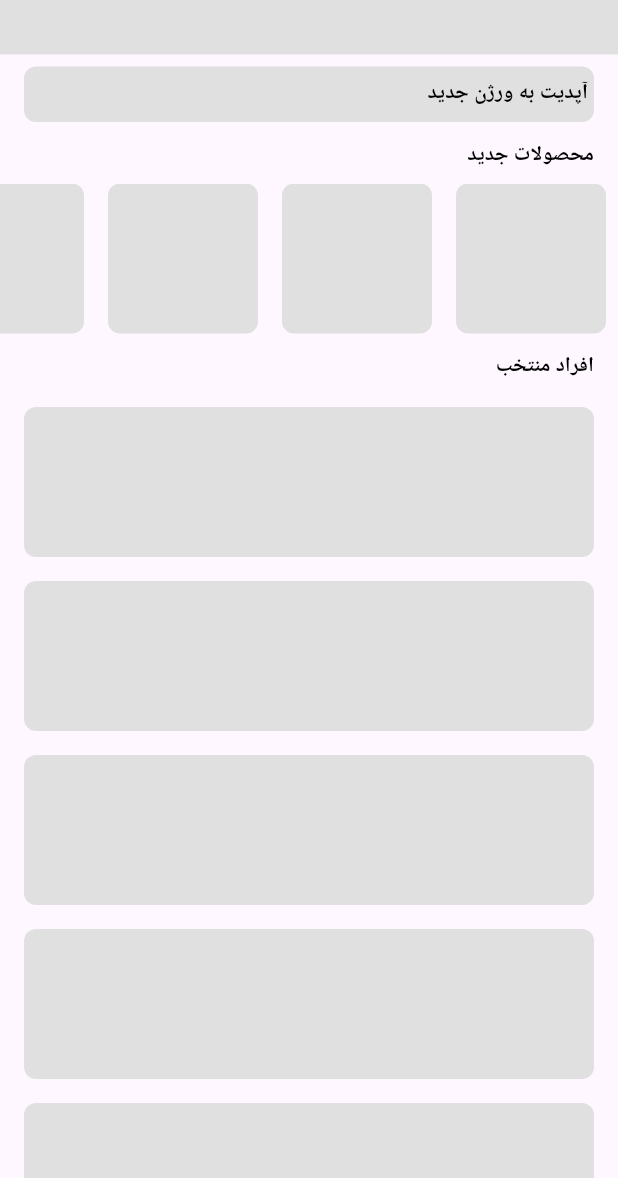
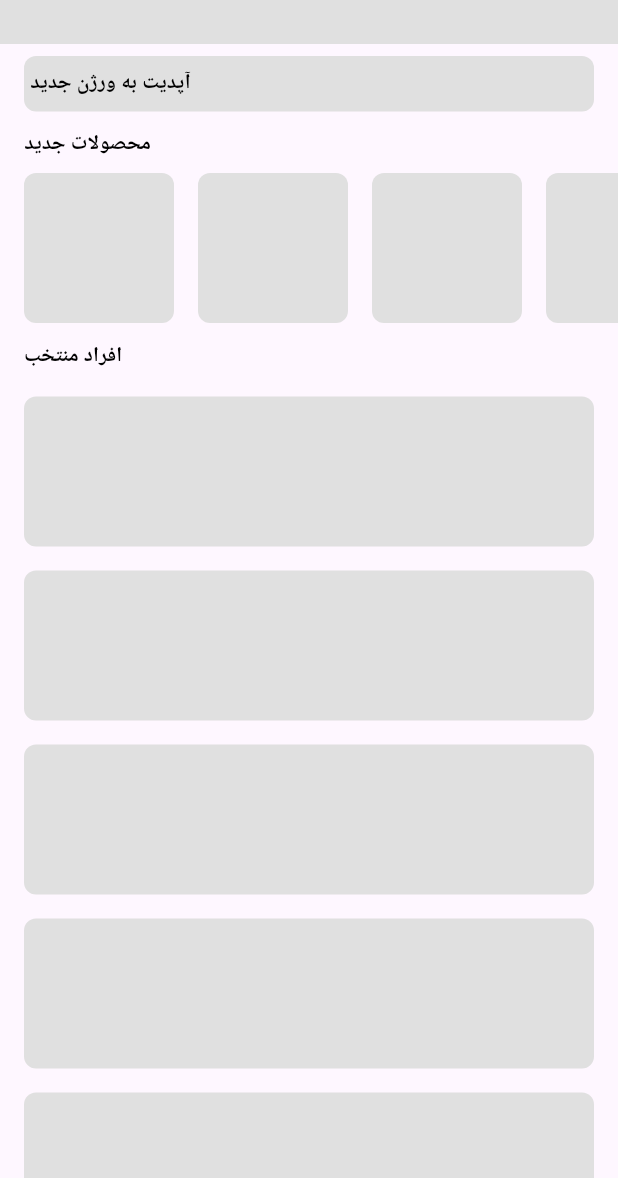
Before and after one commit to miladzaresh/tavflutter, a Flutter app: the screen it shows after launch, on a phone screen of 412 x 824 dp, the part 58-1236 px from its top. Run offline on Flutter 3.47's test engine with Material 3 defaults, Android fonts, the phone set to English and light mode, and no system bars.

Commit message:
resolve problem to display new product

```diff
--- /dev/null
+++ b/lib/core/widgets/app_bar.dart
@@ -0,0 +1,21 @@
+import 'package:flutter/material.dart';
+
+import '../languages/languages.dart';
+
+class MyAppBar extends StatelessWidget {
+  const MyAppBar({super.key});
+
+  @override
+  Widget build(BuildContext context)=>
+      AppBar(
+        backgroundColor: Colors.grey.shade300,
+        title: Text(
+          Languages.of(context).appName,
+          style: TextStyle(
+              fontSize: 16,
+              fontWeight: FontWeight.w700,
+              color: Colors.black),
+        ),
+        centerTitle: true,
+      );
+}
--- a/lib/main.dart
+++ b/lib/main.dart
@@ -23,7 +23,7 @@ class MyApp extends StatelessWidget {
         useMaterial3: true,
       ),
       supportedLocales: Locales.supportLocals,
-      locale: Locale('fa'),
+      locale: Locale('en'),
       localizationsDelegates: [
         GlobalMaterialLocalizations.delegate,
         GlobalWidgetsLocalizations.delegate,
--- a/lib/myapp/my_app_screen.dart
+++ b/lib/myapp/my_app_screen.dart
@@ -1,5 +1,9 @@
+import 'package:flutter/cupertino.dart';
 import 'package:flutter/material.dart';
 import 'package:tavflutter/core/languages/languages.dart';
+import 'package:tavflutter/core/widgets/app_bar.dart';
+import 'package:tavflutter/myapp/widgets/choose_people_widget.dart';
+import 'package:tavflutter/myapp/widgets/product_widget.dart';
 
 class MyAppScreen extends StatefulWidget {
   const MyAppScreen({super.key});
@@ -9,90 +13,13 @@ class MyAppScreen extends StatefulWidget {
 }
 
 class _MyAppScreenState extends State<MyAppScreen> {
-  Widget _buildListViewRow(String title) => Column(
-        mainAxisAlignment: MainAxisAlignment.start,
-        crossAxisAlignment: CrossAxisAlignment.start,
-        mainAxisSize: MainAxisSize.min,
-        children: [
-          Padding(
-            padding: EdgeInsets.symmetric(horizontal: 16),
-            child: Text(
-              title,
-              style: TextStyle(
-                  fontSize: 14,
-                  fontWeight: FontWeight.w700,
-                  color: Colors.black),
-            ),
-          ),
-          SizedBox(
-            height: 8,
-          ),
-          SizedBox(
-            height: 100,
-            child: ListView.builder(
-              itemBuilder: (context, index) => Container(
-                decoration: BoxDecoration(
-                  color: Colors.grey.shade300,
-                  borderRadius: BorderRadius.circular(8),
-                ),
-                width: 100,
-                height: 100,
-                margin: EdgeInsets.symmetric(horizontal: 8),
-              ),
-              itemCount: 10,
-              scrollDirection: Axis.horizontal,
-              shrinkWrap: true,
-            ),
-          )
-        ],
-      );
 
-  Widget _buildListViewColumn(String title) =>Container(
-    child: Column(
-      mainAxisAlignment: MainAxisAlignment.start,
-      crossAxisAlignment: CrossAxisAlignment.start,
-      children: [
-        Text(
-          title,
-          style: TextStyle(
-              fontSize: 14,
-              fontWeight: FontWeight.w700,
-              color: Colors.black),
-        ),
-        SizedBox(
-          height: 8,
-        ),ListView.builder(
-          itemBuilder: (context, index) => Container(
-            decoration: BoxDecoration(
-              color: Colors.grey.shade300,
-              borderRadius: BorderRadius.circular(8),
-            ),
-            height: 100,
-            margin: EdgeInsets.symmetric(vertical: 8),
-          ),
-          itemCount: 5,
-          shrinkWrap: true,
-        )
-      ],
-    ),
-    padding: EdgeInsets.symmetric(horizontal: 16),
-  );
 
   @override
   Widget build(BuildContext context) => Scaffold(
         appBar: PreferredSize(
-          preferredSize: Size.fromHeight(75),
-          child: AppBar(
-            backgroundColor: Colors.grey.shade300,
-            title: Text(
-              Languages.of(context).appName,
-              style: TextStyle(
-                  fontSize: 16,
-                  fontWeight: FontWeight.w700,
-                  color: Colors.black),
-            ),
-            centerTitle: true,
-          ),
+          preferredSize: Size.fromHeight(68),
+          child: MyAppBar(),
         ),
         body: SingleChildScrollView(
           child: Column(
@@ -121,19 +48,19 @@ class _MyAppScreenState extends State<MyAppScreen> {
               SizedBox(
                 height: 12,
               ),
-              _buildListViewRow(Languages.of(context).newProducts),
+              ProductWidget(Languages.of(context).newProducts),
               SizedBox(
                 height: 12,
               ),
-              _buildListViewColumn(Languages.of(context).suggestedMember),
+              ChoosePeopleWidget(Languages.of(context).suggestedMember),
               SizedBox(
                 height: 12,
               ),
-              _buildListViewRow(Languages.of(context).newProducts),
+              ProductWidget(Languages.of(context).newProducts),
               SizedBox(
                 height: 12,
               ),
-              _buildListViewColumn(Languages.of(context).suggestedMember),
+              ChoosePeopleWidget(Languages.of(context).suggestedMember),
             ],
           ),
         ),
--- /dev/null
+++ b/lib/myapp/widgets/choose_people_widget.dart
@@ -0,0 +1,39 @@
+import 'package:flutter/material.dart';
+class ChoosePeopleWidget extends StatelessWidget {
+  final String title;
+
+  const ChoosePeopleWidget(this.title,{super.key});
+
+  @override
+  Widget build(BuildContext context) =>
+      Container(
+        child: Column(
+          mainAxisAlignment: MainAxisAlignment.start,
+          crossAxisAlignment: CrossAxisAlignment.start,
+          children: [
+            Text(
+              title,
+              style: TextStyle(
+                  fontSize: 14,
+                  fontWeight: FontWeight.w700,
+                  color: Colors.black),
+            ),
+            SizedBox(
+              height: 8,
+            ),ListView.builder(
+              itemBuilder: (context, index) => Container(
+                decoration: BoxDecoration(
+                  color: Colors.grey.shade300,
+                  borderRadius: BorderRadius.circular(8),
+                ),
+                height: 100,
+                margin: EdgeInsets.symmetric(vertical: 8),
+              ),
+              itemCount: 5,
+              shrinkWrap: true,
+            )
+          ],
+        ),
+        padding: EdgeInsets.symmetric(horizontal: 16),
+      );
+}
--- /dev/null
+++ b/lib/myapp/widgets/product_widget.dart
@@ -0,0 +1,47 @@
+import 'package:flutter/material.dart';
+class ProductWidget extends StatelessWidget {
+  final String title;
+
+  const ProductWidget(this.title,{super.key});
+
+  @override
+  Widget build(BuildContext context)=>
+      Column(
+        mainAxisAlignment: MainAxisAlignment.start,
+        crossAxisAlignment: CrossAxisAlignment.start,
+        mainAxisSize: MainAxisSize.min,
+        children: [
+          Padding(
+            padding: EdgeInsetsDirectional.only(start: 16),
+            child: Text(
+              title,
+              style: TextStyle(
+                  fontSize: 14,
+                  fontWeight: FontWeight.w700,
+                  color: Colors.black),
+            ),
+          ),
+          SizedBox(
+            height: 8,
+          ),
+          SizedBox(
+            height: 100,
+            child: ListView.separated(
+              separatorBuilder: (context,index)=>SizedBox(width: 16,),
+              padding: EdgeInsets.symmetric(horizontal: 16),
+              itemBuilder: (context, index) => Container(
+                decoration: BoxDecoration(
+                  color: Colors.grey.shade300,
+                  borderRadius: BorderRadius.circular(8),
+                ),
+                width: 100,
+                height: 100,
+              ),
+              itemCount: 10,
+              scrollDirection: Axis.horizontal,
+              shrinkWrap: true,
+            ),
+          )
+        ],
+      );
+}
```
